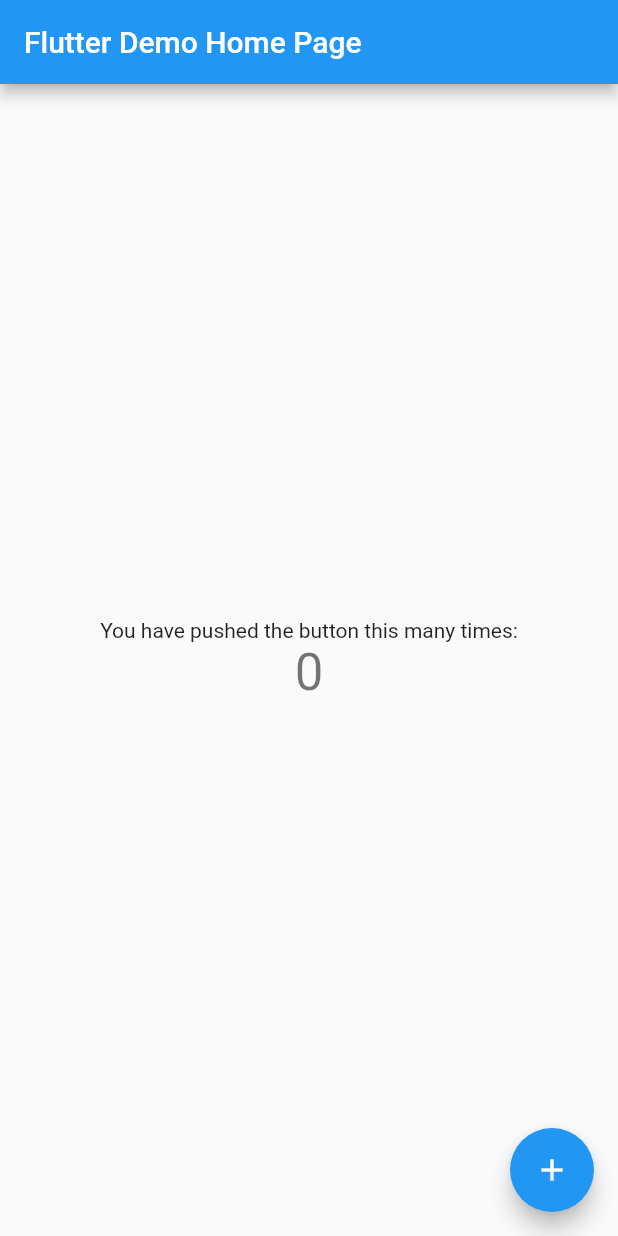
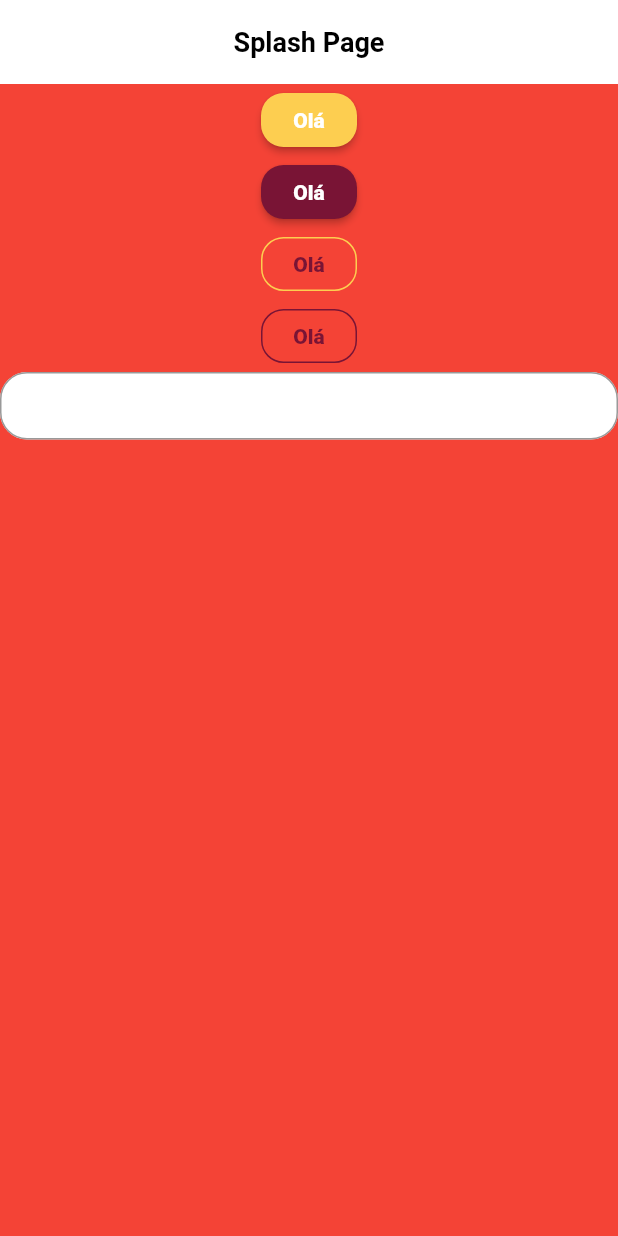
Before and after one commit to vinibressanini/dartweek_fwc, a Flutter app: the screen it shows after launch, on a phone screen of 412 x 824 dp. Run offline on Flutter 3.47's test engine with Material 2 defaults, Android fonts, the phone set to English and light mode, and no system bars; Roboto replaces fonts that are missing (MPlus1P, Poppins).

Commit message:
feat: Added folders structure and styles/theme standardization

```diff
--- /dev/null
+++ b/lib/app/core/styles/button_styles.dart
@@ -0,0 +1,54 @@
+import 'package:dartweek_fwc/app/core/styles/text_styles.dart';
+import 'package:flutter/material.dart';
+
+import 'colors_app.dart';
+
+class ButtonStyles {
+  static ButtonStyles? _instance;
+  // Avoid self isntance
+  ButtonStyles._();
+  static ButtonStyles get instance {
+    _instance ??= ButtonStyles._();
+    return _instance!;
+  }
+
+  ButtonStyle get yellowButton => ElevatedButton.styleFrom(
+        primary: ColorsApp.instance.yellow,
+        shape: RoundedRectangleBorder(
+          borderRadius: BorderRadius.circular(15),
+        ),
+        textStyle: TextStyles.instance.textSecondaryFontExtraBold.copyWith(
+          fontSize: 14,
+        ),
+      );
+
+  ButtonStyle get outlinedYellowButton => ElevatedButton.styleFrom(
+        shape: RoundedRectangleBorder(
+          borderRadius: BorderRadius.circular(15),
+        ),
+        side: BorderSide(color: ColorsApp.instance.yellow),
+        textStyle: TextStyles.instance.textSecondaryFontExtraBold.copyWith(
+          fontSize: 14,
+        ),
+      );
+
+  ButtonStyle get primaryButton => ElevatedButton.styleFrom(
+        primary: ColorsApp.instance.primary,
+        shape: RoundedRectangleBorder(
+          borderRadius: BorderRadius.circular(15),
+        ),
+        textStyle: TextStyles.instance.textPrimaryFontExtraBold.copyWith(
+          fontSize: 14,
+        ),
+      );
+
+  ButtonStyle get outlinedPrimaryButton => ElevatedButton.styleFrom(
+        shape: RoundedRectangleBorder(
+          borderRadius: BorderRadius.circular(15),
+        ),
+        side: BorderSide(color: ColorsApp.instance.primary),
+        textStyle: TextStyles.instance.textSecondaryFontExtraBold.copyWith(
+          fontSize: 14,
+        ),
+      );
+}
--- /dev/null
+++ b/lib/app/core/styles/colors_app.dart
@@ -0,0 +1,22 @@
+import 'package:flutter/widgets.dart';
+
+class ColorsApp {
+  static ColorsApp? _instance;
+
+  ColorsApp._();
+
+  static ColorsApp get instance {
+    _instance ??= ColorsApp._();
+    return _instance!;
+  }
+
+  Color get primary => const Color(0XFF791435);
+  Color get secondary => const Color(0XFFFDCE50);
+  Color get yellow => const Color(0XFFFDCE50);
+  Color get grey => const Color(0XFFCCCCCC);
+  Color get darkGrey => const Color(0XFF999999);
+}
+
+extension ColorsAppExtensions on BuildContext {
+  ColorsApp get colors => ColorsApp.instance;
+}
--- /dev/null
+++ b/lib/app/core/styles/text_styles.dart
@@ -0,0 +1,67 @@
+import 'package:dartweek_fwc/app/core/styles/colors_app.dart';
+import 'package:flutter/widgets.dart';
+
+class TextStyles {
+  static TextStyles? _instance;
+  // Avoid self isntance
+  TextStyles._();
+  static TextStyles get instance {
+    _instance ??= TextStyles._();
+    return _instance!;
+  }
+
+  String get primaryFont => 'Poppins';
+  String get secondaryFont => 'MPlus1P';
+
+  TextStyle get textPrimaryFontRegular => TextStyle(
+        fontFamily: primaryFont,
+        fontWeight: FontWeight.normal,
+      );
+
+  TextStyle get textPrimaryFontMedium => TextStyle(
+        fontFamily: primaryFont,
+        fontWeight: FontWeight.w500,
+      );
+
+  TextStyle get textPrimaryFontSemiBold => TextStyle(
+        fontFamily: primaryFont,
+        fontWeight: FontWeight.w600,
+      );
+
+  TextStyle get textPrimaryFontBold => TextStyle(
+        fontFamily: primaryFont,
+        fontWeight: FontWeight.bold,
+      );
+
+  TextStyle get textPrimaryFontExtraBold => TextStyle(
+        fontFamily: primaryFont,
+        fontWeight: FontWeight.w800,
+      );
+
+  TextStyle get textSecondaryFontRegular => TextStyle(
+        fontFamily: secondaryFont,
+        fontWeight: FontWeight.normal,
+      );
+
+  TextStyle get textSecondaryFontMedium => TextStyle(
+        fontFamily: secondaryFont,
+        fontWeight: FontWeight.w500,
+      );
+
+  TextStyle get textSecondaryFontBold => TextStyle(
+        fontFamily: secondaryFont,
+        fontWeight: FontWeight.bold,
+      );
+
+  TextStyle get textSecondaryFontExtraBold => TextStyle(
+        fontFamily: secondaryFont,
+        fontWeight: FontWeight.w800,
+      );
+
+  TextStyle get labelTextField =>
+      textSecondaryFontRegular.copyWith(color: ColorsApp.instance.darkGrey);
+}
+
+extension TextStylesExtensions on BuildContext {
+  TextStyles get textStyles => TextStyles.instance;
+}
--- /dev/null
+++ b/lib/app/core/theme/theme_config.dart
@@ -0,0 +1,47 @@
+import 'package:dartweek_fwc/app/core/styles/colors_app.dart';
+import 'package:flutter/material.dart';
+
+import '../styles/text_styles.dart';
+
+class ThemeConfig {
+  ThemeConfig._();
+
+  static final _defaultInputBorder = OutlineInputBorder(
+    borderRadius: BorderRadius.circular(18),
+    borderSide: BorderSide(
+      color: ColorsApp.instance.darkGrey,
+      width: 1,
+    ),
+  );
+
+  static final theme = ThemeData(
+    appBarTheme: AppBarTheme(
+      backgroundColor: Colors.white,
+      elevation: 0,
+      titleTextStyle: TextStyles.instance.textPrimaryFontBold.copyWith(
+        color: Colors.black,
+        fontSize: 18,
+      ),
+      centerTitle: true,
+      iconTheme: const IconThemeData(
+        color: Colors.black,
+      ),
+    ),
+    primaryColor: ColorsApp.instance.primary,
+    colorScheme: ColorScheme.fromSeed(
+      seedColor: ColorsApp.instance.primary,
+      primary: ColorsApp.instance.primary,
+      secondary: ColorsApp.instance.secondary,
+    ),
+    inputDecorationTheme: InputDecorationTheme(
+      fillColor: Colors.white,
+      filled: true,
+      isDense: true,
+      contentPadding: const EdgeInsets.all(13),
+      labelStyle: TextStyles.instance.labelTextField,
+      border: _defaultInputBorder,
+      enabledBorder: _defaultInputBorder,
+      focusedBorder: _defaultInputBorder,
+    ),
+  );
+}
--- /dev/null
+++ b/lib/app/fwc_album_app.dart
@@ -0,0 +1,18 @@
+import 'package:dartweek_fwc/app/core/theme/theme_config.dart';
+import 'package:flutter/material.dart';
+
+import 'pages/splash_page.dart';
+
+class FwcAlbumApp extends StatelessWidget {
+  const FwcAlbumApp({super.key});
+
+  @override
+  Widget build(BuildContext context) {
+    return MaterialApp(
+      title: 'Fifa World Cup Album',
+      debugShowCheckedModeBanner: false,
+      theme: ThemeConfig.theme,
+      routes: {'/': (context) => const SplashPage()},
+    );
+  }
+}
--- /dev/null
+++ b/lib/app/pages/splash_page.dart
@@ -0,0 +1,43 @@
+import 'package:dartweek_fwc/app/core/styles/button_styles.dart';
+import 'package:dartweek_fwc/app/core/styles/colors_app.dart';
+import 'package:dartweek_fwc/app/core/styles/text_styles.dart';
+import 'package:flutter/material.dart';
+
+class SplashPage extends StatelessWidget {
+  const SplashPage({super.key});
+
+  @override
+  Widget build(BuildContext context) {
+    return Scaffold(
+      backgroundColor: Colors.red,
+      appBar: AppBar(
+        title: const Text('Splash Page'),
+      ),
+      body: Column(
+        children: [
+          ElevatedButton(
+            onPressed: () {},
+            style: ButtonStyles.instance.yellowButton,
+            child: const Text('Olá'),
+          ),
+          ElevatedButton(
+            onPressed: () {},
+            style: ButtonStyles.instance.primaryButton,
+            child: const Text('Olá'),
+          ),
+          OutlinedButton(
+            onPressed: () {},
+            style: ButtonStyles.instance.outlinedYellowButton,
+            child: const Text('Olá'),
+          ),
+          OutlinedButton(
+            onPressed: () {},
+            style: ButtonStyles.instance.outlinedPrimaryButton,
+            child: const Text('Olá'),
+          ),
+          const TextField(),
+        ],
+      ),
+    );
+  }
+}
--- a/lib/main.dart
+++ b/lib/main.dart
@@ -1,115 +1,7 @@
-import 'package:flutter/material.dart';
+import 'package:flutter/cupertino.dart';
+
+import 'app/fwc_album_app.dart';
 
 void main() {
-  runApp(const MyApp());
+  runApp(const FwcAlbumApp());
 }
-
-class MyApp extends StatelessWidget {
-  const MyApp({Key? key}) : super(key: key);
-
-  // This widget is the root of your application.
-  @override
-  Widget build(BuildContext context) {
-    return MaterialApp(
-      title: 'Flutter Demo',
-      theme: ThemeData(
-        // This is the theme of your application.
-        //
-        // Try running your application with "flutter run". You'll see the
-        // application has a blue toolbar. Then, without quitting the app, try
-        // changing the primarySwatch below to Colors.green and then invoke
-        // "hot reload" (press "r" in the console where you ran "flutter run",
-        // or simply save your changes to "hot reload" in a Flutter IDE).
-        // Notice that the counter didn't reset back to zero; the application
-        // is not restarted.
-        primarySwatch: Colors.blue,
-      ),
-      home: const MyHomePage(title: 'Flutter Demo Home Page'),
-    );
-  }
-}
-
-class MyHomePage extends StatefulWidget {
-  const MyHomePage({Key? key, required this.title}) : super(key: key);
-
-  // This widget is the home page of your application. It is stateful, meaning
-  // that it has a State object (defined below) that contains fields that affect
-  // how it looks.
-
-  // This class is the configuration for the state. It holds the values (in this
-  // case the title) provided by the parent (in this case the App widget) and
-  // used by the build method of the State. Fields in a Widget subclass are
-  // always marked "final".
-
-  final String title;
-
-  @override
-  State<MyHomePage> createState() => _MyHomePageState();
-}
-
-class _MyHomePageState extends State<MyHomePage> {
-  int _counter = 0;
-
-  void _incrementCounter() {
-    setState(() {
-      // This call to setState tells the Flutter framework that something has
-      // changed in this State, which causes it to rerun the build method below
-      // so that the display can reflect the updated values. If we changed
-      // _counter without calling setState(), then the build method would not be
-      // called again, and so nothing would appear to happen.
-      _counter++;
-    });
-  }
-
-  @override
-  Widget build(BuildContext context) {
-    // This method is rerun every time setState is called, for instance as done
-    // by the _incrementCounter method above.
-    //
-    // The Flutter framework has been optimized to make rerunning build methods
-    // fast, so that you can just rebuild anything that needs updating rather
-    // than having to individually change instances of widgets.
-    return Scaffold(
-      appBar: AppBar(
-        // Here we take the value from the MyHomePage object that was created by
-        // the App.build method, and use it to set our appbar title.
-        title: Text(widget.title),
-      ),
-      body: Center(
-        // Center is a layout widget. It takes a single child and positions it
-        // in the middle of the parent.
-        child: Column(
-          // Column is also a layout widget. It takes a list of children and
-          // arranges them vertically. By default, it sizes itself to fit its
-          // children horizontally, and tries to be as tall as its parent.
-          //
-          // Invoke "debug painting" (press "p" in the console, choose the
-          // "Toggle Debug Paint" action from the Flutter Inspector in Android
-          // Studio, or the "Toggle Debug Paint" command in Visual Studio Code)
-          // to see the wireframe for each widget.
-          //
-          // Column has various properties to control how it sizes itself and
-          // how it positions its children. Here we use mainAxisAlignment to
-          // center the children vertically; the main axis here is the vertical
-          // axis because Columns are vertical (the cross axis would be
-          // horizontal).
-          mainAxisAlignment: MainAxisAlignment.center,
-          children: <Widget>[
-            const Text(
-              'You have pushed the button this many times:',
-            ),
-            Text(
-              '$_counter',
-              style: Theme.of(context).textTheme.headline4,
-            ),
-          ],
-        ),
-      ),
-      floatingActionButton: FloatingActionButton(
-        onPressed: _incrementCounter,
-        tooltip: 'Increment',
-        child: const Icon(Icons.add),
-      ), // This trailing comma makes auto-formatting nicer for build methods.
-    );
-  }
-}
```
